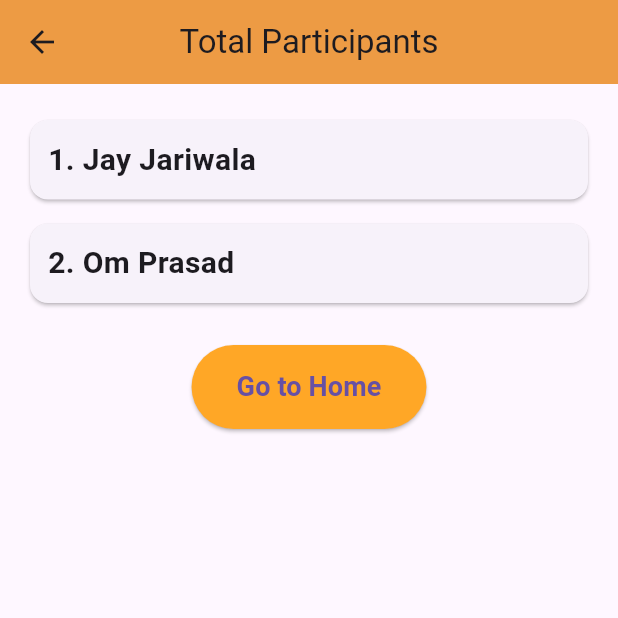
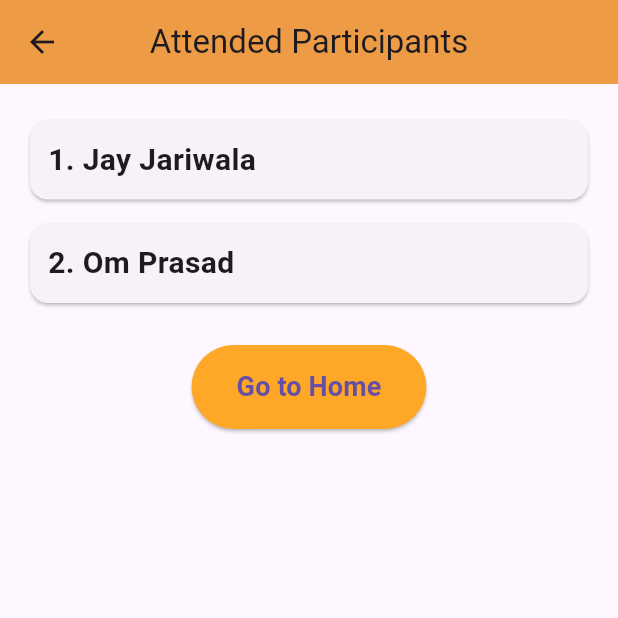
Before and after one commit to jayjariwala123/My-Attendance-App, a Flutter app: the MyAttendance screen opened by its route, on a phone screen of 412 x 824 dp, the top half of it. Run offline on Flutter 3.47's test engine with Material 3 defaults, Android fonts, the phone set to English and light mode, and no system bars.

Commit message:
edited attendance page

```diff
--- a/lib/pages/attendance.dart
+++ b/lib/pages/attendance.dart
@@ -19,7 +19,7 @@ class _MyAttendanceState extends State<MyAttendance> {
   Widget build(BuildContext context) {
     return Scaffold(
       appBar: AppBar(
-        title: const Text("Total Participants"),
+        title: const Text("Attended Participants"),
         centerTitle: true,
         backgroundColor: const Color.fromARGB(255, 237, 155, 68),
       ),
```
